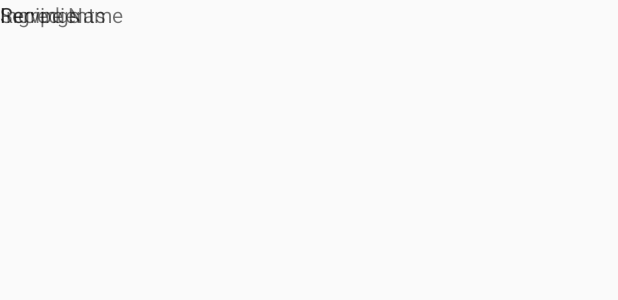
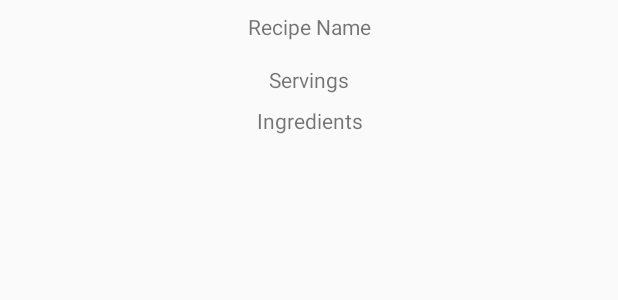
Before and after one commit to judegpinto/Baking, an Android app: the layout activity_recipe_view.xml on its own in the app's theme, with its tools: preview values and no code run, on a phone screen of 412 x 824 dp. Shown: the top 300 px of the screen. Run offline under Robolectric (Android 15) with nearby library versions, the phone set to English and light mode, and no system bars.

Commit message:
added recipe view functionality
added launch recipe view when recipe is clicked
added display for recipe

```diff
--- a/app/build.gradle
+++ b/app/build.gradle
@@ -28,5 +28,6 @@ dependencies {
     compile 'com.android.support.constraint:constraint-layout:1.0.2'
     compile 'com.android.support:recyclerview-v7:25.3.1'
     compile 'com.android.support:cardview-v7:25.3.1'
+    compile 'com.github.bumptech.glide:glide:3.5.2'
     testCompile 'junit:junit:4.12'
 }
--- a/app/src/main/AndroidManifest.xml
+++ b/app/src/main/AndroidManifest.xml
@@ -18,7 +18,7 @@
                 <category android:name="android.intent.category.LAUNCHER" />
             </intent-filter>
         </activity>
-        <activity android:name=".RecipeViewActivity"></activity>
+        <activity android:name=".RecipeDetailActivity"></activity>
     </application>
 
 </manifest>
--- a/app/src/main/res/layout/activity_recipe_view.xml
+++ b/app/src/main/res/layout/activity_recipe_view.xml
@@ -1,29 +1,67 @@
 <?xml version="1.0" encoding="utf-8"?>
 <android.support.constraint.ConstraintLayout xmlns:android="http://schemas.android.com/apk/res/android"
+    xmlns:app="http://schemas.android.com/apk/res-auto"
     xmlns:tools="http://schemas.android.com/tools"
     android:layout_width="match_parent"
     android:layout_height="match_parent"
-    tools:context="com.example.jp0517.baking.RecipeViewActivity">
+    tools:context="com.example.jp0517.baking.RecipeDetailActivity"
+    tools:layout_editor_absoluteY="81dp"
+    tools:layout_editor_absoluteX="0dp">
     <ImageView
         android:layout_width="wrap_content"
-        android:layout_height="wrap_content"/>
+        android:layout_height="wrap_content"
+        android:id="@+id/image"
+        android:layout_marginTop="8dp"
+        app:layout_constraintTop_toBottomOf="@+id/name"
+        android:layout_marginLeft="8dp"
+        app:layout_constraintLeft_toLeftOf="@+id/name"
+        android:layout_marginRight="0dp"
+        app:layout_constraintRight_toRightOf="@+id/name" />
     <TextView
         android:layout_width="wrap_content"
         android:layout_height="wrap_content"
-        tools:text="Recipe Name"/>
+        tools:text="Recipe Name"
+        android:id="@+id/name"
+        app:layout_constraintTop_toTopOf="parent"
+        android:layout_marginTop="8dp"
+        android:layout_marginLeft="8dp"
+        app:layout_constraintLeft_toLeftOf="parent"
+        android:layout_marginRight="8dp"
+        app:layout_constraintRight_toRightOf="parent" />
     <TextView
         android:layout_width="wrap_content"
         android:layout_height="wrap_content"
-        tools:text="Servings"/>
+        tools:text="Servings"
+        android:id="@+id/servings"
+        android:layout_marginTop="8dp"
+        app:layout_constraintTop_toBottomOf="@+id/image"
+        android:layout_marginLeft="8dp"
+        app:layout_constraintLeft_toLeftOf="@+id/name"
+        android:layout_marginRight="8dp"
+        app:layout_constraintRight_toRightOf="@+id/name" />
     <TextView
         android:layout_width="wrap_content"
         android:layout_height="wrap_content"
-        tools:text="Ingredients"/>
+        tools:text="Ingredients"
+        android:id="@+id/ingredients"
+        android:layout_marginTop="8dp"
+        app:layout_constraintTop_toBottomOf="@+id/servings"
+        android:layout_marginLeft="8dp"
+        app:layout_constraintLeft_toLeftOf="@+id/name"
+        android:layout_marginRight="8dp"
+        app:layout_constraintRight_toRightOf="@+id/name" />
 
     <android.support.v7.widget.RecyclerView
-        android:layout_width="match_parent"
-        android:layout_height="match_parent"
+        android:layout_width="wrap_content"
+        android:layout_height="300dp"
         android:id="@+id/rv_steps"
-        android:orientation="vertical"/>
+        android:orientation="vertical"
+        android:layout_marginTop="8dp"
+        app:layout_constraintTop_toBottomOf="@+id/ingredients"
+        android:layout_marginLeft="8dp"
+        app:layout_constraintLeft_toLeftOf="@+id/name"
+        android:layout_marginRight="8dp"
+        app:layout_constraintRight_toRightOf="@+id/name"
+        android:layout_marginBottom="20dp"/>
 
 </android.support.constraint.ConstraintLayout>
```
Also changed, not shown: app/src/main/java/com/example/jp0517/baking/RecipeDetailActivity.java (added, +76 -0 lines), app/src/main/java/com/example/jp0517/baking/RecipeViewActivity.java (deleted, +0 -15 lines), app/src/main/java/com/example/jp0517/baking/recipe/Ingredient.java (+33 -1 lines), app/src/main/java/com/example/jp0517/baking/recipe/Recipe.java (+50 -7 lines), app/src/main/java/com/example/jp0517/baking/recipe/Step.java (+38 -1 lines), app/src/main/java/com/example/jp0517/baking/utilities/JsonTools.java (+9 -8 lines), app/src/main/java/com/example/jp0517/baking/view/RecipeAdapter.java (+9 -6 lines), app/src/main/java/com/example/jp0517/baking/view/StepAdapter.java (added, +79 -0 lines), app/src/main/res/layout/step_card.xml (added, +28 -0 lines).
